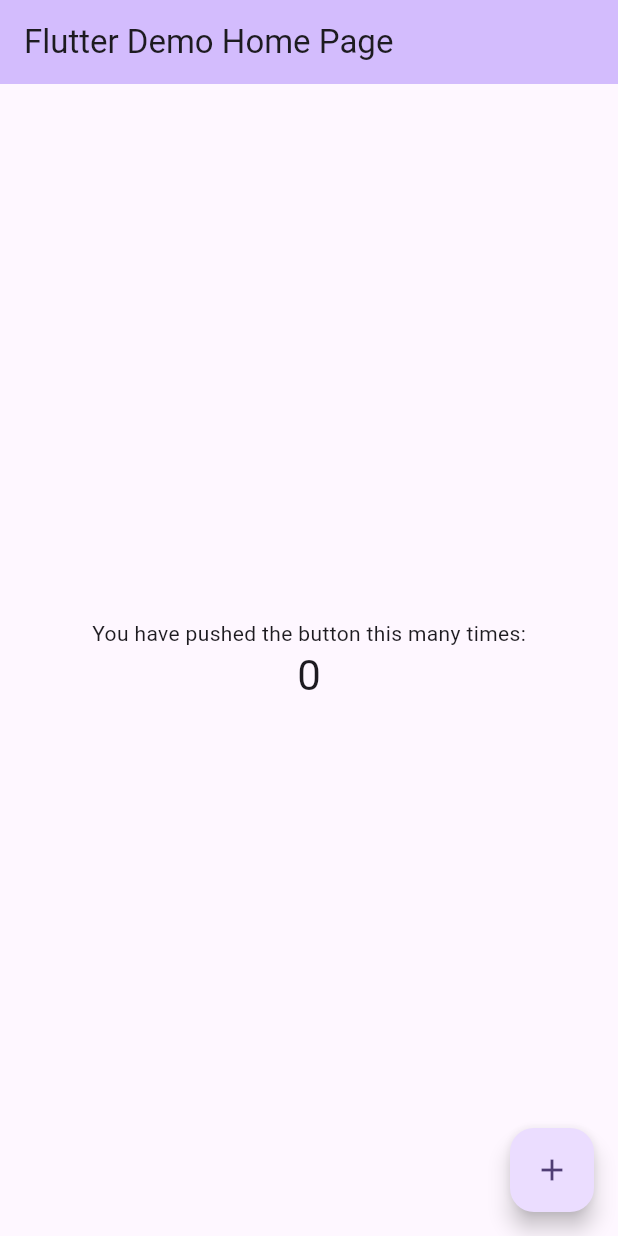
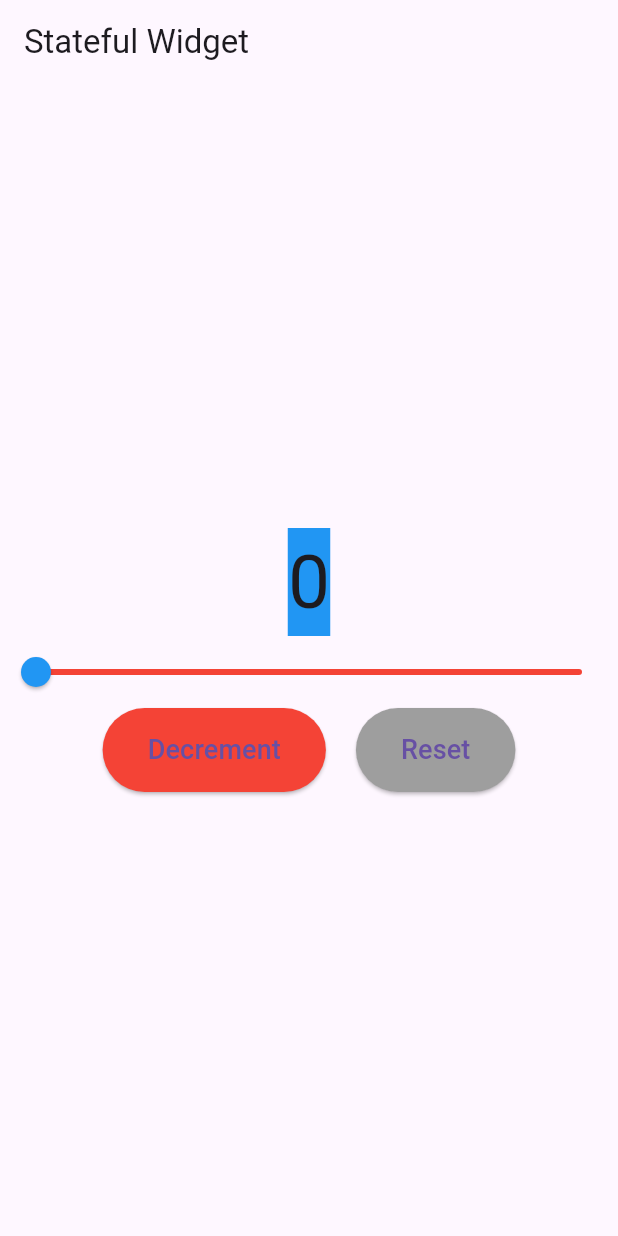
Before and after one commit to willmorgan11/act04, a Flutter app: the screen it shows after launch, on a phone screen of 412 x 824 dp. Run offline on Flutter 3.47's test engine with Material 3 defaults, Android fonts, the phone set to English and light mode, and no system bars.

Commit message:
Decrement and reset buttons added

```diff
--- a/lib/main.dart
+++ b/lib/main.dart
@@ -1,121 +1,103 @@
 import 'package:flutter/material.dart';
-
-void main() {
-  runApp(const MyApp());
-}
+void main() => runApp(MyApp());
 
 class MyApp extends StatelessWidget {
   const MyApp({super.key});
-
   // This widget is the root of your application.
   @override
   Widget build(BuildContext context) {
     return MaterialApp(
-      title: 'Flutter Demo',
+      // Application name
+      title: 'Stateful Widget',
       theme: ThemeData(
-        // This is the theme of your application.
-        //
-        // TRY THIS: Try running your application with "flutter run". You'll see
-        // the application has a purple toolbar. Then, without quitting the app,
-        // try changing the seedColor in the colorScheme below to Colors.green
-        // and then invoke "hot reload" (save your changes or press the "hot
-        // reload" button in a Flutter-supported IDE, or press "r" if you used
-        // the command line to start the app).
-        //
-        // Notice that the counter didn't reset back to zero; the application
-        // state is not lost during the reload. To reset the state, use hot
-        // restart instead.
-        //
-        // This works for code too, not just values: Most code changes can be
-        // tested with just a hot reload.
-        colorScheme: .fromSeed(seedColor: Colors.deepPurple),
+        primarySwatch: Colors.blue,
       ),
-      home: const MyHomePage(title: 'Flutter Demo Home Page'),
+      // A widget that will be started on the application startup
+      home: CounterWidget(),
     );
   }
 }
 
-class MyHomePage extends StatefulWidget {
-  const MyHomePage({super.key, required this.title});
-
-  // This widget is the home page of your application. It is stateful, meaning
-  // that it has a State object (defined below) that contains fields that affect
-  // how it looks.
-
-  // This class is the configuration for the state. It holds the values (in this
-  // case the title) provided by the parent (in this case the App widget) and
-  // used by the build method of the State. Fields in a Widget subclass are
-  // always marked "final".
-
-  final String title;
-
+class CounterWidget extends StatefulWidget {
   @override
-  State<MyHomePage> createState() => _MyHomePageState();
+  _CounterWidgetState createState() => _CounterWidgetState();
 }
 
-class _MyHomePageState extends State<MyHomePage> {
+class _CounterWidgetState extends State<CounterWidget> {
+//initial couter value
   int _counter = 0;
-
-  void _incrementCounter() {
-    setState(() {
-      // This call to setState tells the Flutter framework that something has
-      // changed in this State, which causes it to rerun the build method below
-      // so that the display can reflect the updated values. If we changed
-      // _counter without calling setState(), then the build method would not be
-      // called again, and so nothing would appear to happen.
-      _counter++;
-    });
-  }
-
   @override
   Widget build(BuildContext context) {
-    // This method is rerun every time setState is called, for instance as done
-    // by the _incrementCounter method above.
-    //
-    // The Flutter framework has been optimized to make rerunning build methods
-    // fast, so that you can just rebuild anything that needs updating rather
-    // than having to individually change instances of widgets.
     return Scaffold(
       appBar: AppBar(
-        // TRY THIS: Try changing the color here to a specific color (to
-        // Colors.amber, perhaps?) and trigger a hot reload to see the AppBar
-        // change color while the other colors stay the same.
-        backgroundColor: Theme.of(context).colorScheme.inversePrimary,
-        // Here we take the value from the MyHomePage object that was created by
-        // the App.build method, and use it to set our appbar title.
-        title: Text(widget.title),
+        title: const Text('Stateful Widget'),
       ),
-      body: Center(
-        // Center is a layout widget. It takes a single child and positions it
-        // in the middle of the parent.
-        child: Column(
-          // Column is also a layout widget. It takes a list of children and
-          // arranges them vertically. By default, it sizes itself to fit its
-          // children horizontally, and tries to be as tall as its parent.
-          //
-          // Column has various properties to control how it sizes itself and
-          // how it positions its children. Here we use mainAxisAlignment to
-          // center the children vertically; the main axis here is the vertical
-          // axis because Columns are vertical (the cross axis would be
-          // horizontal).
-          //
-          // TRY THIS: Invoke "debug painting" (choose the "Toggle Debug Paint"
-          // action in the IDE, or press "p" in the console), to see the
-          // wireframe for each widget.
-          mainAxisAlignment: .center,
-          children: [
-            const Text('You have pushed the button this many times:'),
-            Text(
-              '$_counter',
-              style: Theme.of(context).textTheme.headlineMedium,
+      body: Column(
+        mainAxisAlignment: MainAxisAlignment.center,
+        children: [
+          Center(
+            child: Container(
+              color: Colors.blue,
+              child: Text(
+                //displays the current number
+                '$_counter',
+                style: TextStyle(fontSize: 50.0),
+              ),
             ),
-          ],
-        ),
-      ),
-      floatingActionButton: FloatingActionButton(
-        onPressed: _incrementCounter,
-        tooltip: 'Increment',
-        child: const Icon(Icons.add),
+          ),
+          Slider(
+            min: 0,
+            max: 100,
+            value: _counter.toDouble(),
+            onChanged: (double value) {
+              setState(() {
+                _counter = value.toInt();
+              });
+            },
+            activeColor: Colors.blue,
+            inactiveColor: Colors.red,
+          ),
+          //decrement button
+          Row(
+            mainAxisAlignment: MainAxisAlignment.center,
+            children: [
+              ElevatedButton(
+                onPressed: () {
+                  setState(() {
+                    if (_counter > 0) { //counter cannot go below 0
+                      _counter--;
+                    }
+                  });
+                },
+                style: ElevatedButton.styleFrom(
+                  backgroundColor: Colors.red,
+                  padding: EdgeInsets.symmetric(horizontal: 30, vertical: 15),
+                ),
+                child: Text(
+                  'Decrement',
+                  style: TextStyle(fontSize: 18),
+                ),
+              ),
+              SizedBox(width: 20),
+              //reset button
+              ElevatedButton(
+                onPressed: () {
+                  setState(() {
+                    _counter = 0;
+                  });
+                },
+                style: ElevatedButton.styleFrom(
+                  backgroundColor: Colors.grey,
+                  padding: EdgeInsets.symmetric(horizontal: 30, vertical: 15),
+                ),
+                child: Text(
+                  'Reset',
+                  style: TextStyle(fontSize: 18),
+                ),
+              ),
+            ],
+          ),
+        ],
       ),
     );
   }
```
